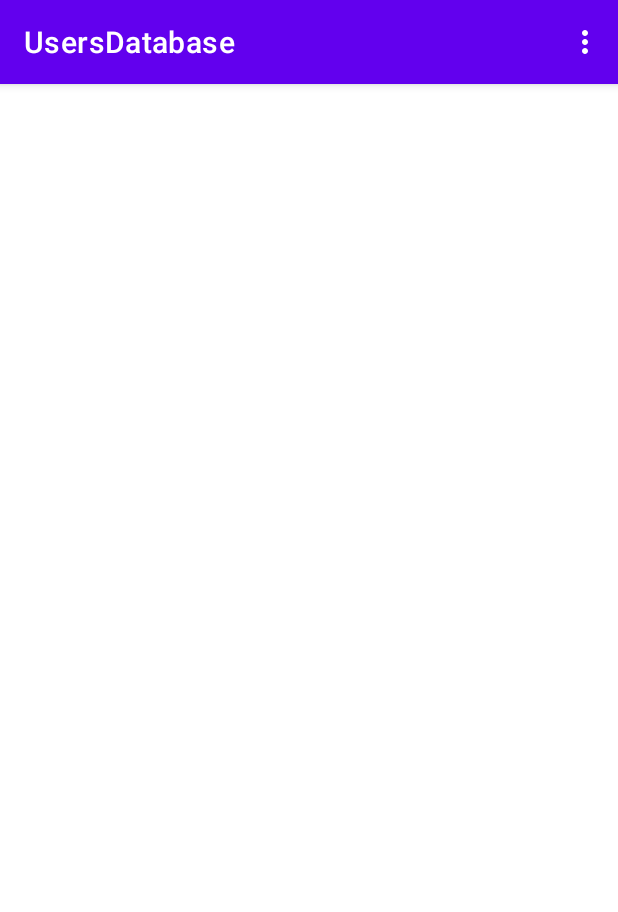
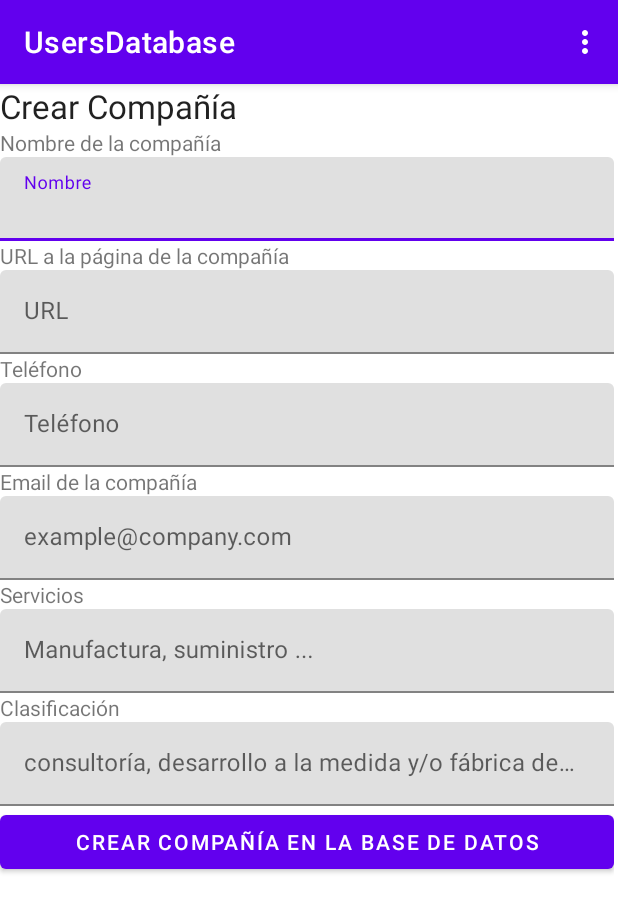
Before and after one commit to AndresRPerez12/DesarrolloAppsMoviles, an Android app: the screen it shows after launch (MainActivity before the commit, CreateActivity after it), in the options menu, after a tap on "New Company", on a phone screen of 412 x 824 dp. Shown: the top 912 px of the screen. Run offline under Robolectric (Android 15) with nearby library versions, the phone set to English and light mode, and no system bars; our stand-ins replace Room's generated code.

Commit message:
Create company activity and toast

```diff
--- a/Talleres/UsersDatabase/app/src/main/AndroidManifest.xml
+++ b/Talleres/UsersDatabase/app/src/main/AndroidManifest.xml
@@ -22,6 +22,9 @@
                 <category android:name="android.intent.category.LAUNCHER" />
             </intent-filter>
         </activity>
+        <activity
+            android:name=".CreateActivity"
+            android:exported="false" />
     </application>
 
 </manifest>
--- /dev/null
+++ b/Talleres/UsersDatabase/app/src/main/java/co/edu/unal/usersdatabase/CreateActivity.java
@@ -0,0 +1,94 @@
+package co.edu.unal.usersdatabase;
+
+import android.content.Intent;
+import android.os.Bundle;
+import android.view.Menu;
+import android.view.MenuInflater;
+import android.view.MenuItem;
+import android.view.View;
+import android.widget.ArrayAdapter;
+import android.widget.Button;
+import android.widget.ListView;
+import android.widget.Toast;
+
+import androidx.appcompat.app.AppCompatActivity;
+
+import com.google.android.material.textfield.TextInputEditText;
+
+import java.util.List;
+
+import co.edu.unal.usersdatabase.controller.CompanyController;
+import co.edu.unal.usersdatabase.dataAccess.model.Company;
+
+public class CreateActivity extends AppCompatActivity {
+
+    private TextInputEditText nameInput;
+    private TextInputEditText urlInput;
+    private TextInputEditText telephoneInput;
+    private TextInputEditText emailInput;
+    private TextInputEditText servicesInput;
+    private TextInputEditText classificationInput;
+    private Button createButton;
+    private CompanyController companyController;
+
+    @Override
+    protected void onCreate(Bundle savedInstanceState) {
+        super.onCreate(savedInstanceState);
+        setContentView(R.layout.activity_create);
+        companyController = new CompanyController();
+        nameInput = (TextInputEditText) findViewById(R.id.createName);
+        urlInput = (TextInputEditText) findViewById(R.id.createURL);
+        telephoneInput = (TextInputEditText) findViewById(R.id.createPhone);
+        emailInput = (TextInputEditText) findViewById(R.id.createEmail);
+        servicesInput = (TextInputEditText) findViewById(R.id.createServices);
+        classificationInput = (TextInputEditText) findViewById(R.id.createClassification);
+        createButton = (Button) findViewById(R.id.createButton);
+    }
+
+    public void createCompany(View view) {
+        String name = nameInput.getText().toString().trim();
+        String url = urlInput.getText().toString().trim();
+        String telephone = telephoneInput.getText().toString().trim();
+        String email = emailInput.getText().toString().trim();
+        String services = servicesInput.getText().toString().trim();
+        String classification = classificationInput.getText().toString().trim();
+        Company company = new Company();
+        company.setName(name);
+        company.setUrl(url);
+        company.setPhoneNumber(telephone);
+        company.setEmail(email);
+        company.setServices(services);
+        company.setClassification(classification);
+        companyController.createCompany(company, getApplicationContext());
+        Toast toast = Toast.makeText(getApplicationContext(), "Creado con exito", Toast.LENGTH_SHORT);
+        toast.show();
+    }
+
+    @Override
+    public boolean onCreateOptionsMenu(Menu menu) {
+        super.onCreateOptionsMenu(menu);
+        MenuInflater inflater = getMenuInflater();
+        inflater.inflate(R.menu.options_menu, menu);
+        return true;
+    }
+
+    @Override
+    public boolean onOptionsItemSelected(MenuItem item) {
+        Intent intent;
+        switch (item.getItemId()) {
+            case R.id.new_company:
+                intent = new Intent(this, CreateActivity.class);
+                startActivity(intent);
+                return true;
+            case R.id.update_company:
+                return true;
+            case R.id.delete_company:
+                return true;
+            case R.id.all_companies:
+                intent = new Intent(this, MainActivity.class);
+                startActivity(intent);
+                return true;
+        }
+        return false;
+    }
+}
--- a/Talleres/UsersDatabase/app/src/main/java/co/edu/unal/usersdatabase/MainActivity.java
+++ b/Talleres/UsersDatabase/app/src/main/java/co/edu/unal/usersdatabase/MainActivity.java
@@ -2,17 +2,38 @@ package co.edu.unal.usersdatabase;
 
 import androidx.appcompat.app.AppCompatActivity;
 
+import android.content.Intent;
 import android.os.Bundle;
 import android.view.Menu;
 import android.view.MenuInflater;
 import android.view.MenuItem;
+import android.widget.ArrayAdapter;
+import android.widget.ListView;
+
+import java.util.List;
+
+import co.edu.unal.usersdatabase.controller.CompanyController;
+import co.edu.unal.usersdatabase.dataAccess.model.Company;
 
 public class MainActivity extends AppCompatActivity {
+
+    private ListView listView;
+    private CompanyController companyController;
 
     @Override
     protected void onCreate(Bundle savedInstanceState) {
         super.onCreate(savedInstanceState);
         setContentView(R.layout.activity_main);
+        companyController = new CompanyController();
+        listView = (ListView) findViewById(R.id.list_view);
+        List<Company> companies = companyController.getAllCompanies(getApplicationContext());
+        String[] companiesArray = new String[companies.size()];
+        for( int i = 0 ; i < companies.size() ; i ++ ){
+            companiesArray[i] = companies.get(i).toString();
+        }
+        ArrayAdapter adapter = new ArrayAdapter<String>(this,
+                R.layout.activity_listview, companiesArray);
+        listView.setAdapter(adapter);
     }
 
     @Override
@@ -25,12 +46,19 @@ public class MainActivity extends AppCompatActivity {
 
     @Override
     public boolean onOptionsItemSelected(MenuItem item) {
+        Intent intent;
         switch (item.getItemId()) {
             case R.id.new_company:
+                intent = new Intent(this, CreateActivity.class);
+                startActivity(intent);
                 return true;
             case R.id.update_company:
                 return true;
+            case R.id.delete_company:
+                return true;
             case R.id.all_companies:
+                intent = new Intent(this, MainActivity.class);
+                startActivity(intent);
                 return true;
         }
         return false;
--- a/Talleres/UsersDatabase/app/src/main/java/co/edu/unal/usersdatabase/controller/CompanyController.java
+++ b/Talleres/UsersDatabase/app/src/main/java/co/edu/unal/usersdatabase/controller/CompanyController.java
@@ -12,7 +12,7 @@ public class CompanyController {
     private CompanyRepository companyRepository;
     public  CompanyController(){}
 
-    public List<Company> getAllUsers(Context context){
+    public List<Company> getAllCompanies(Context context){
         companyRepository = new CompanyRepository(context);
         return companyRepository.getAllUsers();
     }
--- a/Talleres/UsersDatabase/app/src/main/java/co/edu/unal/usersdatabase/dataAccess/db/Database.java
+++ b/Talleres/UsersDatabase/app/src/main/java/co/edu/unal/usersdatabase/dataAccess/db/Database.java
@@ -5,7 +5,7 @@ import androidx.room.RoomDatabase;
 import co.edu.unal.usersdatabase.dataAccess.dao.CompanyDao;
 import co.edu.unal.usersdatabase.dataAccess.model.Company;
 
-@androidx.room.Database(entities = {Company.class}, version = 3)
+@androidx.room.Database(entities = {Company.class}, version = 4)
 public abstract class Database extends RoomDatabase {
     public abstract CompanyDao companyDao();
 }
--- a/Talleres/UsersDatabase/app/src/main/res/layout/activity_create.xml
+++ b/Talleres/UsersDatabase/app/src/main/res/layout/activity_create.xml
@@ -23,7 +23,7 @@
                 android:textAppearance="@style/TextAppearance.AppCompat.Large" />
 
             <TextView
-                android:id="@+id/updateNameText"
+                android:id="@+id/createNameText"
                 android:layout_width="match_parent"
                 android:layout_height="wrap_content"
                 android:text="Nombre de la compañía" />
@@ -33,14 +33,14 @@
                 android:layout_height="match_parent">
 
                 <com.google.android.material.textfield.TextInputEditText
-                    android:id="@+id/updateName"
+                    android:id="@+id/createName"
                     android:layout_width="match_parent"
                     android:layout_height="wrap_content"
                     android:hint="Nombre" />
             </com.google.android.material.textfield.TextInputLayout>
 
             <TextView
-                android:id="@+id/updateURLText"
+                android:id="@+id/createURLText"
                 android:layout_width="match_parent"
                 android:layout_height="wrap_content"
                 android:text="URL a la página de la compañía" />
@@ -50,14 +50,14 @@
                 android:layout_height="match_parent">
 
                 <com.google.android.material.textfield.TextInputEditText
-                    android:id="@+id/updateURL"
+                    android:id="@+id/createURL"
                     android:layout_width="match_parent"
                     android:layout_height="wrap_content"
                     android:hint="URL" />
             </com.google.android.material.textfield.TextInputLayout>
 
             <TextView
-                android:id="@+id/updatePhoneText"
+                android:id="@+id/createPhoneText"
                 android:layout_width="match_parent"
                 android:layout_height="wrap_content"
                 android:text="Teléfono" />
@@ -128,7 +128,8 @@
                 android:id="@+id/createButton"
                 android:layout_width="match_parent"
                 android:layout_height="wrap_content"
-                android:text="Crear compañía en la base de datos" />
+                android:text="Crear compañía en la base de datos"
+                android:onClick="createCompany" />
         </LinearLayout>
     </ScrollView>
 </androidx.constraintlayout.widget.ConstraintLayout>
```
Also changed, not shown: Talleres/UsersDatabase/app/src/main/java/co/edu/unal/usersdatabase/dataAccess/model/Company.java (+12 -1 lines), Talleres/UsersDatabase/app/src/main/res/layout/activity_listview.xml (added, +11 -0 lines).
